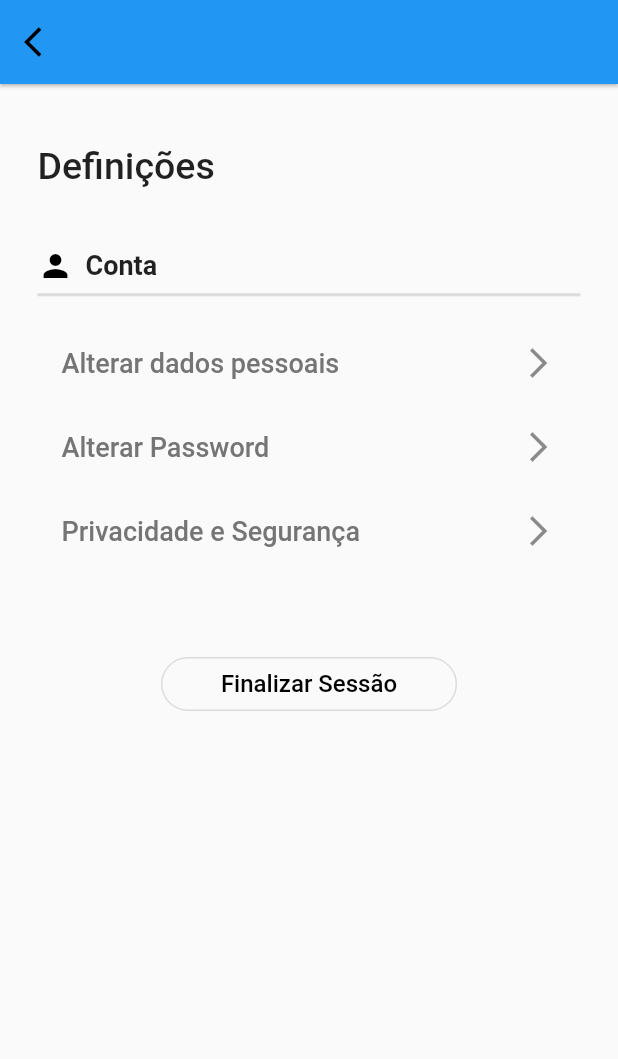
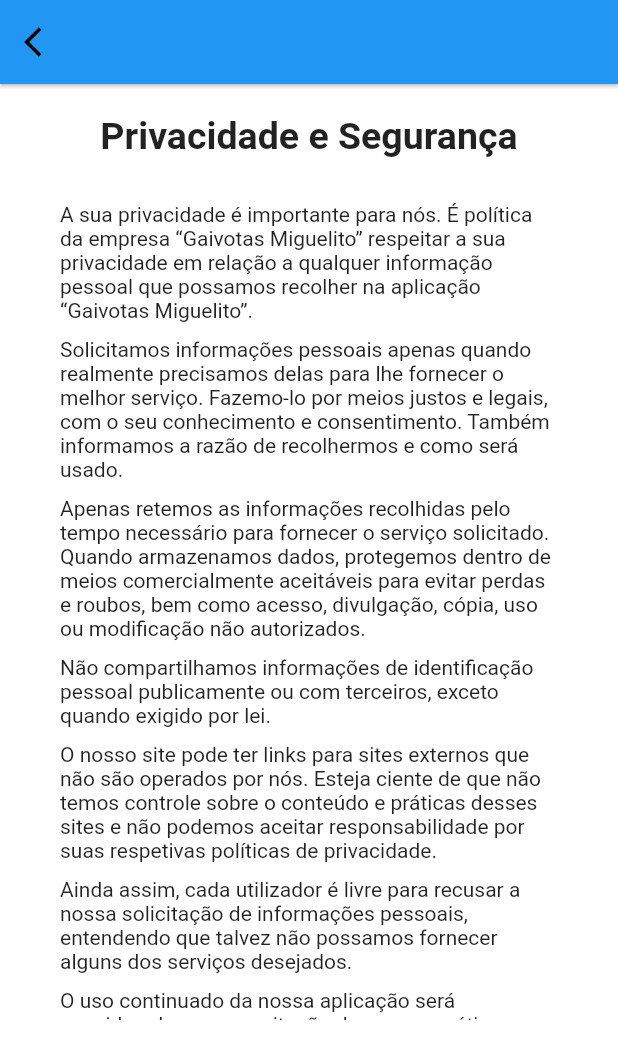
Before and after one commit to gaivotasmiguelito/Gaivotas-Miguelito, a Flutter app: the SettingsPage screen opened directly, after a tap on "Privacidade e Segurança", on a phone screen of 412 x 824 dp. Shown: the top 1059 px of the screen. Run offline on Flutter 3.47's test engine with Material 2 defaults, Android fonts, the phone set to English and light mode, and no system bars; our stand-ins replace cloud_firestore, firebase_auth, firebase_core, firebase_storage, google_maps_flutter, image_picker and 1 more; missing offline and left inert: flutter_phone_direct_caller; accounts and stored records are empty; network calls fail.

Commit message:
Ultima Atualização

```diff
--- a/lib/screens/admin/admin.dart
+++ b/lib/screens/admin/admin.dart
@@ -37,10 +37,12 @@ class _AdminPageState extends State<AdminPage> {
               //controller: _tabControler,
               isScrollable: true,
               tabs: [
+                Tab(icon: Icon(Icons.warning_amber_outlined), text: 'Pedidos de SOS'),
                 Tab(icon: Icon(Icons.supervised_user_circle_rounded), text: 'Utilizadores',),
                 Tab(icon: Icon(Icons.rate_review_outlined), text: 'Reviews'),
                 Tab(icon: Icon(Icons.photo_camera_outlined), text: 'Fotos'),
-                Tab(icon: Icon(Icons.warning_amber_outlined), text: 'Pedidos de SOS'),
+
+
 
               ],
             ),
@@ -48,6 +50,10 @@ class _AdminPageState extends State<AdminPage> {
           ),
           body: TabBarView(
             children: [
+              Container(
+                child: SosAdmin(),
+
+              ),
               Container(
                 child: UsersAdmin(),
 
@@ -60,11 +66,6 @@ class _AdminPageState extends State<AdminPage> {
 
 
               ),
-              Container(
-                child: SosAdmin(),
-
-              ),
-
 
             ],
           ),
--- a/lib/screens/map/map.dart
+++ b/lib/screens/map/map.dart
@@ -54,7 +54,7 @@ void _onMapCreated (GoogleMapController controller) {
       body: Column(
         children: [
           Container(
-          height: MediaQuery.of(context).size.height / 1.8,
+          height: MediaQuery.of(context).size.height / 1.7,
 
             child: GoogleMap(
               //mapType: MapType.hybrid,
@@ -109,7 +109,8 @@ void _onMapCreated (GoogleMapController controller) {
                                       crossAxisAlignment: CrossAxisAlignment.start,
                                       mainAxisAlignment: MainAxisAlignment.start,
                                       children: [
-                                        Text('O utilizador ', style:
+                                        Icon(Icons.warning, size: 20,),
+                                        Text('  O utilizador ', style:
                                         TextStyle(fontSize: 17, color: Colors.black)),
                                         Text(document['Nome'], style:
                                         TextStyle(fontSize: 17, fontWeight: FontWeight.bold, color: Colors.black),
--- /dev/null
+++ b/lib/screens/profile/privacy.dart
@@ -0,0 +1,149 @@
+import 'package:flutter/material.dart';
+
+class Privacy extends StatefulWidget {
+  const Privacy({Key key}) : super(key: key);
+
+  @override
+  _PrivacyState createState() => _PrivacyState();
+}
+
+class _PrivacyState extends State<Privacy> {
+  @override
+  Widget build(BuildContext context) {
+    return Scaffold(
+      appBar: AppBar(
+        elevation: 1,
+        leading: IconButton(
+          onPressed: () {
+            Navigator.pop(context);
+          },
+          icon: Icon(Icons.arrow_back_ios,
+            color: Colors.black,
+          ),
+        ),
+      ),
+      body: Scaffold(
+
+        resizeToAvoidBottomInset: false,
+        backgroundColor: Colors.white,
+
+        body: SingleChildScrollView(
+          child: Container(
+            padding: EdgeInsets.symmetric(horizontal: 40),
+            height: MediaQuery.of(context).size.height - 200,
+            width: double.infinity,
+            child: Column(
+              mainAxisAlignment: MainAxisAlignment.spaceEvenly,
+              children: <Widget>[
+
+                Column(
+                  children: <Widget>[
+                    SizedBox(height: 20,),
+                    Text(
+                      'Privacidade e Segurança',
+                      style: TextStyle(
+                        fontSize: 25,
+                        fontWeight: FontWeight.bold,
+
+                      ),
+                    ),
+                    SizedBox(
+                      height: 30,
+                    ),
+
+
+                  ],
+                ),
+
+                Flexible(
+                    child: ListView(
+
+                        children: <Widget>[
+
+                          Text('A sua privacidade é importante para nós. É política da empresa '
+                              '“Gaivotas Miguelito” respeitar a sua privacidade em relação a qualquer '
+                              'informação pessoal que possamos recolher na aplicação “Gaivotas Miguelito”.'
+                          ),
+                          SizedBox(height: 10,),
+                          Text('Solicitamos informações pessoais apenas quando realmente precisamos delas '
+                              'para lhe fornecer o melhor serviço. Fazemo-lo por meios justos e legais, com '
+                              'o seu conhecimento e consentimento. Também informamos a razão de recolhermos e '
+                              'como será usado.'
+                          ),
+                          SizedBox(height: 10,),
+                          Text('Apenas retemos as informações recolhidas pelo tempo necessário para fornecer o '
+                              'serviço solicitado. Quando armazenamos dados, protegemos dentro de meios comercialmente '
+                              'aceitáveis para evitar perdas e roubos, bem como acesso, divulgação, cópia, uso ou modificação '
+                              'não autorizados.'
+                          ),
+                          SizedBox(height: 10,),
+                          Text('Não compartilhamos informações de identificação pessoal publicamente ou com terceiros, '
+                              'exceto quando exigido por lei.'
+                          ),
+                          SizedBox(height: 10,),
+                          Text('O nosso site pode ter links para sites externos que não são operados por nós. Esteja ciente '
+                              'de que não temos controle sobre o conteúdo e práticas desses sites e não podemos aceitar '
+                              'responsabilidade por suas respetivas políticas de privacidade.'
+                          ),
+                          SizedBox(height: 10,),
+                          Text('Ainda assim, cada utilizador é livre para recusar a nossa solicitação de informações pessoais, '
+                              'entendendo que talvez não possamos fornecer alguns dos serviços desejados.'
+                          ),
+                          SizedBox(height: 10,),
+                          Text('O uso continuado da nossa aplicação será considerado como aceitação de nossas práticas em torno '
+                              'de privacidade e informações pessoais. Se, ainda assim, tiver alguma dúvida sobre como lidamos com '
+                              'dados do utilizador e informações pessoais, entre em contacto connosco via email '
+                              'gaivotasmiguelito@gmail.com ou contacto telefónico xxxx.'
+                          ),
+                          SizedBox(height: 20,),
+                          Text('Compromisso do Utilizador',style: TextStyle(fontSize: 15,fontWeight: FontWeight.bold, ),
+                          ),
+                          SizedBox(height: 10,),
+                          Text('O utilizador da aplicação compromete-se a fazer uso adequado dos conteúdos e da informação '
+                              'que a empresa “Gaivotas Miguelito” oferece na aplicação e com caráter enunciativo, mas não limitativo:'
+                          ),
+                          SizedBox(height: 10,),
+                          Text('    A) Não se envolver em atividades que sejam ilegais ou contrárias à boa-fé a à ordem pública;'),
+                          SizedBox(height: 10,),
+                          Text('    B) Não difundir propaganda ou conteúdo de natureza racista, xenofóbica, ou casas de apostas '
+                              'legais (ex.: Betano), jogos de sorte e azar, qualquer tipo de pornografia ilegal, de apologia '
+                              'ao terrorismo ou contra os direitos humanos;'),
+                          SizedBox(height: 10,),
+                          Text('    C) Não causar danos aos sistemas físicos (hardwares) e lógicos (softwares) da empresa “Gaivotas Miguelito”, '
+                              'dos seus fornecedores ou terceiros, para introduzir ou disseminar vírus informáticos ou quaisquer outros '
+                              'sistemas de hardware ou software que sejam capazes de causar danos anteriormente mencionados.'),
+                          SizedBox(height: 10,),
+                          Text('Mais informações:'),
+                          SizedBox(height: 10,),
+                          Text('Esperemos que esteja esclarecido e, como mencionado anteriormente, se houver algo que não tem certeza se '
+                              'precisa ou não, geralmente é mais seguro deixar os cookies ativados, caso interaja com um dos recursos que '
+                              'usa em nosso site.'),
+                          SizedBox(height: 20,),
+                          Text('Esta política é efetiva a partir de junho/2021.',style: TextStyle(fontSize: 15,fontWeight: FontWeight.bold, ),
+                          ),
+
+
+
+
+
+
+
+                        ],
+                      ),
+
+                      ),
+
+
+
+              ],
+
+            ),
+
+          ),
+
+        ),
+
+      ),
+    );
+  }
+}
--- a/lib/screens/profile/settings.dart
+++ b/lib/screens/profile/settings.dart
@@ -3,6 +3,7 @@ import 'package:firebase_auth/firebase_auth.dart';
 import 'package:flutter/cupertino.dart';
 import 'package:flutter/material.dart';
 import 'package:flutter_app/screens/profile/password.dart';
+import 'package:flutter_app/screens/profile/privacy.dart';
 import 'package:flutter_app/screens/profile/profile.dart';
 
 import 'editProfile.dart';
@@ -126,8 +127,8 @@ class _SettingsPageState extends State<SettingsPage> {
 
               ),
               onTap: (){
-                /*Navigator.of(context).push(MaterialPageRoute(
-                    builder: (BuildContext context) => HomePage()));*/
+                Navigator.of(context).push(MaterialPageRoute(
+                    builder: (BuildContext context) => Privacy()));
                 print('Privacidade e Segurança');
               },
               trailing: Icon(Icons.arrow_forward_ios_outlined),
@@ -136,19 +137,7 @@ class _SettingsPageState extends State<SettingsPage> {
             SizedBox(
               height: 50,
             ),
-            Center(
-              child: OutlineButton(
-                padding: EdgeInsets.symmetric(horizontal: 40),
-                shape: RoundedRectangleBorder(
-                    borderRadius: BorderRadius.circular(20)),
-                onPressed: () {},
-                child: Text("Finalizar Sessão",
-                    style: TextStyle(
-                        fontSize: 16, color: Colors.black
-                    ),
-                ),
-              ),
-            )
+
           ],
         ),
       ),
```
